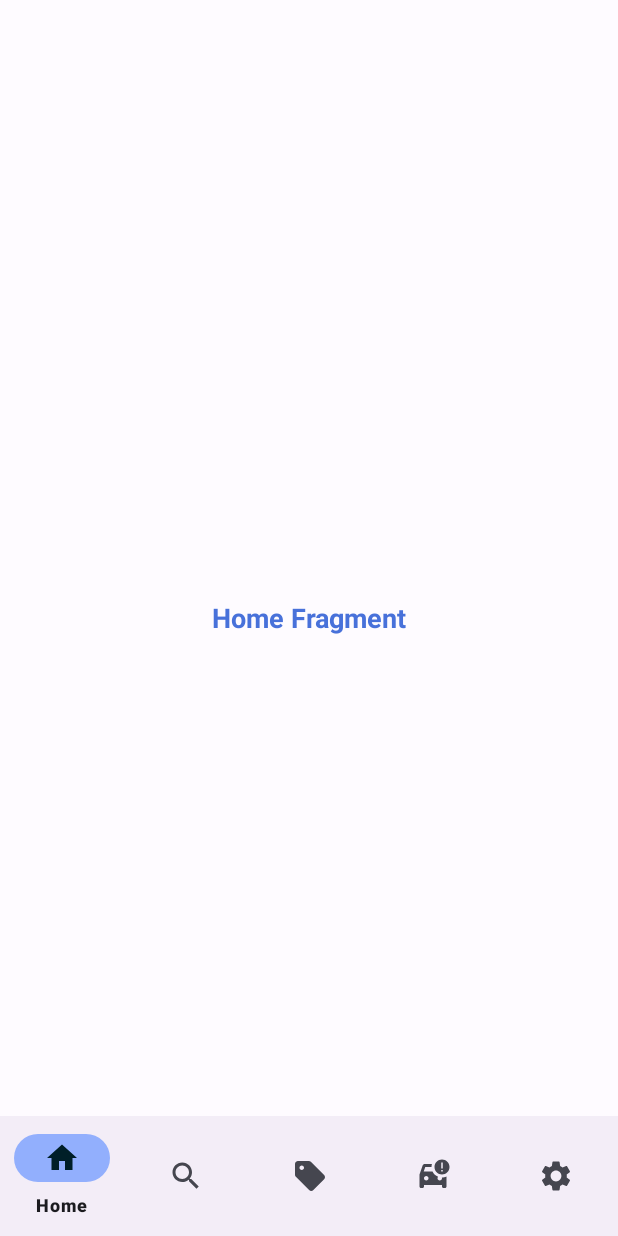
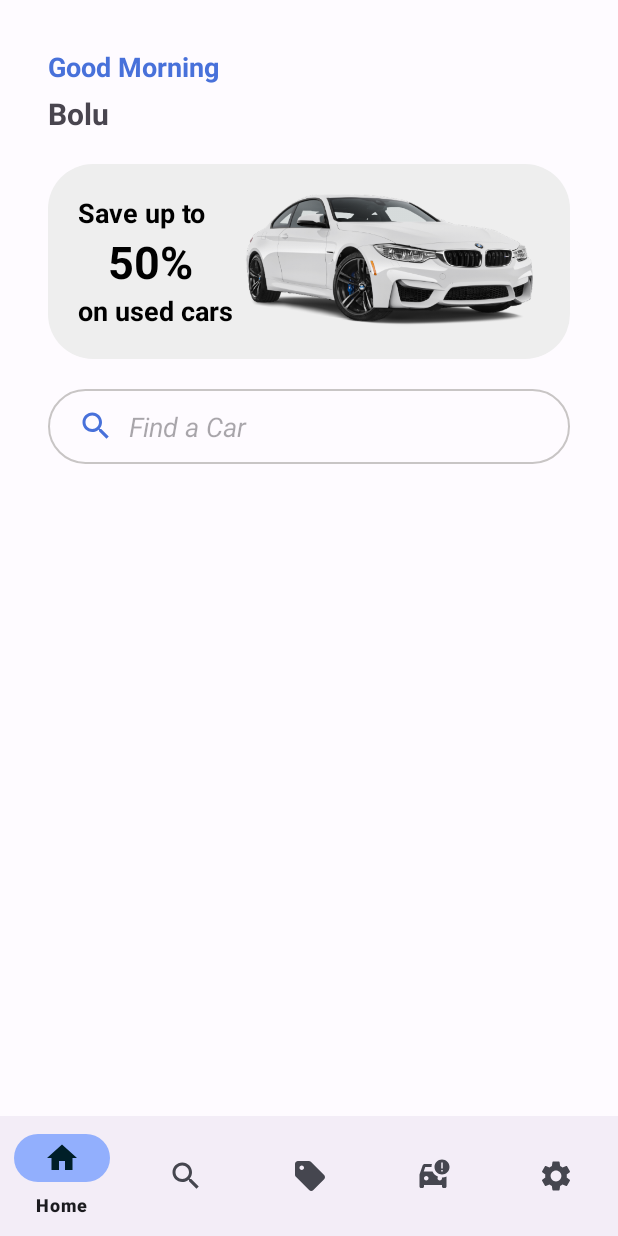
Before and after one commit to Boluyeb/CARpital, an Android app: the HomeFragment screen opened directly, with no data from a screen before it, on a phone screen of 412 x 824 dp. Run offline under Robolectric (Android 15) with nearby library versions, the phone set to English and light mode, and no system bars; our stand-ins replace Firebase (no records; nobody signed in at launch, a user with empty details on screens opened directly).

Commit message:
Get started with Home Fragment

```diff
--- a/app/src/main/java/uk/ac/tees/a0174604/carpital/LoginActivity.java
+++ b/app/src/main/java/uk/ac/tees/a0174604/carpital/LoginActivity.java
@@ -76,6 +76,7 @@ public class LoginActivity extends AppCompatActivity {
         progressBar = findViewById(R.id.progress_bar);
         broadcastReceiver = new CheckConnectionReceiver();
         rememberMe = findViewById(R.id.remeber_check);
+//        countryCodePicker.setCountryPreference("+44");
 
 //        check if phone number and password is already stored in shared preference phone number and if so get it and display it
         SessionManager sessionManagerFind = new SessionManager(LoginActivity.this, SessionManager.SESSION_REMEMBERME);
@@ -121,6 +122,7 @@ public class LoginActivity extends AppCompatActivity {
 
 //                    get the country code
                     String countryCode = countryCodePicker.getSelectedCountryCodeWithPlus();
+
                     Log.d(TAG, countryCode);
 
 //                    join the country code with the phone number
--- /dev/null
+++ b/app/src/main/res/drawable/homegreycontainer.xml
@@ -0,0 +1,5 @@
+<?xml version="1.0" encoding="utf-8"?>
+<shape xmlns:android="http://schemas.android.com/apk/res/android">
+    <solid android:color="#eeeeee"></solid>
+    <corners android:radius="30dp"/>
+</shape>
--- /dev/null
+++ b/app/src/main/res/drawable/search_edit_background.xml
@@ -0,0 +1,11 @@
+<?xml version="1.0" encoding="utf-8"?>
+<selector xmlns:android="http://schemas.android.com/apk/res/android">
+    <item>
+        <shape android:shape="rectangle">
+            <corners android:radius="50dp"/>
+            <stroke android:color="#c8c5c5" android:width="1dp"/>
+        </shape>
+
+    </item>
+
+</selector>
--- a/app/src/main/res/layout/activity_forgot_password.xml
+++ b/app/src/main/res/layout/activity_forgot_password.xml
@@ -6,6 +6,7 @@
     android:layout_height="match_parent"
     android:background="@color/white"
     tools:context=".ForgotPasswordActivity"
+    android:scrollbars="none"
     tools:ignore="SpeakableTextPresentCheck">
 
     <LinearLayout
--- a/app/src/main/res/layout/activity_login.xml
+++ b/app/src/main/res/layout/activity_login.xml
@@ -70,13 +70,13 @@
                 android:layout_height="match_parent"
                 android:gravity="center_vertical"
                 app:ccp_autoDetectCountry="true"
+                app:ccp_rememberLastSelection="true"
                 app:ccp_showFlag="true"
                 app:ccp_showNameCode="false"
                 app:ccp_showFullName="false"
                 app:ccp_showPhoneCode="true"
                 android:layout_marginTop="5dp"
-
-
+                app:ccp_countryPreference="GB,US,NG"
                 />
 
             <!--                android:background="@drawable/black_border"-->
--- a/app/src/main/res/layout/fragment_home.xml
+++ b/app/src/main/res/layout/fragment_home.xml
@@ -1,19 +1,143 @@
 <?xml version="1.0" encoding="utf-8"?>
-<LinearLayout xmlns:android="http://schemas.android.com/apk/res/android"
+<ScrollView xmlns:android="http://schemas.android.com/apk/res/android"
     xmlns:tools="http://schemas.android.com/tools"
     android:layout_width="match_parent"
     android:layout_height="match_parent"
+    xmlns:app="http://schemas.android.com/apk/res-auto"
     tools:context=".HomeFragment"
-    >
+    android:scrollbars="none">
 
-    <!-- TODO: Update blank fragment layout -->
-    <TextView
+    <LinearLayout
         android:layout_width="match_parent"
-        android:layout_height="match_parent"
-        android:gravity="center"
-        android:text="Home Fragment"
-        android:textSize="18sp"
-        android:textStyle="bold"
-        android:textColor="@color/seed"/>
+        android:layout_height="wrap_content"
+        android:orientation="vertical">
 
-</LinearLayout>
+        <androidx.constraintlayout.widget.ConstraintLayout
+            android:layout_width="match_parent"
+            android:layout_height="match_parent">
+
+            <TextView
+                android:id="@+id/day_text"
+                android:layout_width="wrap_content"
+                android:layout_height="wrap_content"
+                android:layout_marginStart="32dp"
+                android:layout_marginTop="32dp"
+                android:text="@string/good_morning"
+                android:textSize="18sp"
+                android:textStyle="bold"
+                android:textColor="@color/seed"
+                app:layout_constraintStart_toStartOf="parent"
+                app:layout_constraintTop_toTopOf="parent" />
+
+            <TextView
+                android:id="@+id/user_name"
+                android:layout_width="wrap_content"
+                android:layout_height="wrap_content"
+                android:text="Bolu"
+                android:layout_marginTop="5dp"
+                android:textSize="20sp"
+                android:textStyle="bold"
+                app:layout_constraintStart_toStartOf="@+id/day_text"
+                app:layout_constraintTop_toBottomOf="@+id/day_text" />
+
+            <androidx.constraintlayout.widget.ConstraintLayout
+                android:id="@+id/good_deal"
+                android:layout_width="match_parent"
+                android:layout_height="wrap_content"
+                app:layout_constraintStart_toStartOf="@+id/user_name"
+                app:layout_constraintTop_toBottomOf="@+id/user_name"
+                android:layout_marginTop="20dp"
+                android:layout_marginStart="32dp"
+                android:layout_marginEnd="32dp"
+                android:background="@drawable/homegreycontainer"
+                android:padding="20dp"
+                >
+
+                <TextView
+                    android:id="@+id/save_text"
+                    android:layout_width="wrap_content"
+                    android:layout_height="wrap_content"
+                    android:text="Save up to"
+                    app:layout_constraintStart_toStartOf="parent"
+                    app:layout_constraintTop_toTopOf="parent"
+                    android:textStyle="bold"
+                    android:textSize="18sp"
+                    android:textColor="#000000"/>
+
+                <TextView
+                    android:id="@+id/percent_text"
+                    android:layout_width="wrap_content"
+                    android:layout_height="wrap_content"
+                    android:text="50%"
+                    app:layout_constraintStart_toStartOf="@id/save_text"
+                    app:layout_constraintTop_toBottomOf="@id/save_text"
+                    android:textStyle="bold"
+                    android:textSize="30sp"
+                    android:layout_marginStart="20dp"
+                    android:textColor="#000000"
+                   />
+
+                <TextView
+                    android:id="@+id/used_text"
+                    android:layout_width="wrap_content"
+                    android:layout_height="wrap_content"
+                    android:text="on used cars"
+                    app:layout_constraintStart_toStartOf="parent"
+                    app:layout_constraintTop_toBottomOf="@id/percent_text"
+                    android:textStyle="bold"
+                    android:textSize="18sp"
+                    android:textColor="#000000"/>
+
+                <ImageView
+                    android:id="@+id/pic_ad"
+                    android:layout_width="0dp"
+                    android:layout_height="0dp"
+                    android:src="@drawable/bmw"
+                    app:layout_constraintBottom_toBottomOf="parent"
+                    app:layout_constraintEnd_toEndOf="parent"
+                    app:layout_constraintStart_toEndOf="@+id/used_text"
+                    app:layout_constraintTop_toTopOf="parent" />
+
+            </androidx.constraintlayout.widget.ConstraintLayout>
+
+            <EditText
+                android:id="@+id/search_box"
+                android:layout_width="0dp"
+                android:layout_height="50dp"
+                android:layout_marginStart="32dp"
+                android:layout_marginEnd="32dp"
+                android:layout_marginTop="20dp"
+                android:inputType="textPersonName"
+                android:hint="@string/find_a_car"
+                android:paddingStart="20dp"
+                android:drawableStart="@drawable/ic_search"
+                android:drawablePadding="10dp"
+                android:textStyle="italic"
+                android:background="@drawable/search_edit_background"
+                android:ems="10"
+                app:layout_constraintEnd_toEndOf="parent"
+                app:layout_constraintStart_toStartOf="parent"
+                app:layout_constraintTop_toBottomOf="@+id/good_deal" />
+
+            <!--            <com.google.android.material.textfield.TextInputLayout-->
+<!--                android:layout_width=""-->
+<!--                android:layout_height="">-->
+
+
+<!--            </com.google.android.material.textfield.TextInputLayout>-->
+
+        </androidx.constraintlayout.widget.ConstraintLayout>
+
+<!--        <TextView-->
+<!--            android:layout_width="match_parent"-->
+<!--            android:layout_height="match_parent"-->
+<!--            android:gravity="center"-->
+<!--            android:text="Home Fragment"-->
+<!--            android:textSize="18sp"-->
+<!--            android:textStyle="bold"-->
+<!--            android:textColor="@color/seed"/>-->
+    </LinearLayout>
+
+
+
+</ScrollView>
--- a/app/src/main/res/values/strings.xml
+++ b/app/src/main/res/values/strings.xml
@@ -74,6 +74,8 @@
     <string name="sell">Sell</string>
     <string name="salvage_report">Report</string>
     <string name="settings">Settings</string>
+    <string name="good_morning">Good Morning</string>
+    <string name="find_a_car">Find a Car</string>
 
 
 </resources>
```
Also changed, not shown: app/src/main/res/drawable-hdpi/bmw.png (added), app/src/main/res/drawable-mdpi/bmw.png (added), app/src/main/res/drawable-xhdpi/bmw.png (added), app/src/main/res/drawable-xxhdpi/bmw.png (added), app/src/main/res/drawable-xxxhdpi/bmw.png (added).
